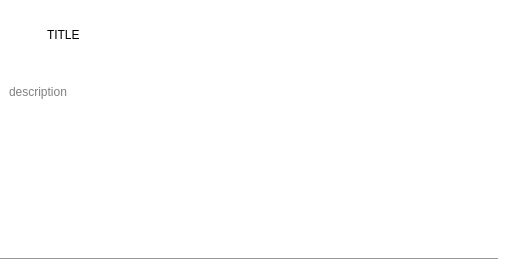
Before: the Qt Designer form src/app/categorywidget.ui in uyraq2001/alterator-browser, drawn with Qt 5.
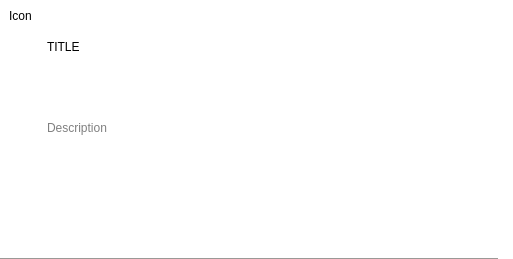
After: the same form once the commit is applied.

Commit message: fix: make category widget look like acc

```diff
--- a/src/app/categorywidget.ui
+++ b/src/app/categorywidget.ui
@@ -67,6 +67,8 @@
      </property>
      <layout class="QGridLayout" name="gridLayout">
       <item row="0" column="0">
+       <layout class="QHBoxLayout" name="horizontalLayout">
+        <item>
        <widget class="QLabel" name="iconLabel">
         <property name="sizePolicy">
          <sizepolicy hsizetype="Minimum" vsizetype="Minimum">
@@ -81,33 +83,16 @@
          </size>
         </property>
         <property name="text">
-         <string/>
-        </property>
-       </widget>
-      </item>
-      <item row="1" column="0" colspan="2">
-       <widget class="QLabel" name="descriptionLabel">
-        <property name="sizePolicy">
-         <sizepolicy hsizetype="Expanding" vsizetype="Minimum">
-          <horstretch>0</horstretch>
-          <verstretch>0</verstretch>
-         </sizepolicy>
-        </property>
-        <property name="minimumSize">
-         <size>
-          <width>0</width>
-          <height>16</height>
-         </size>
-        </property>
-        <property name="text">
-         <string>description</string>
-        </property>
-        <property name="wordWrap">
-         <bool>true</bool>
-        </property>
-       </widget>
-      </item>
-      <item row="0" column="1">
+           <string>Icon</string>
+          </property>
+          <property name="alignment">
+           <set>Qt::AlignLeading|Qt::AlignLeft|Qt::AlignTop</set>
+          </property>
+         </widget>
+        </item>
+        <item>
+         <layout class="QVBoxLayout" name="verticalLayout_2">
+          <item>
        <widget class="QLabel" name="titleLabel">
         <property name="sizePolicy">
          <sizepolicy hsizetype="Expanding" vsizetype="Minimum">
@@ -126,7 +111,11 @@
         </property>
        </widget>
       </item>
-     </layout>
+          <item>
+           <widget class="QLabel" name="descriptionLabel">
+            <property name="text">
+             <string>Description</string>
+            </property>
     </widget>
    </item>
    <item>
@@ -156,6 +145,13 @@
 background: gray;
 }</string>
      </property>
+           </widget>
+          </item>
+         </layout>
+        </item>
+       </layout>
+      </item>
+     </layout>
     </widget>
    </item>
    <item>
```
Lines whose indentation alone changed are shown as unchanged. The commit also changes 1 other file.
